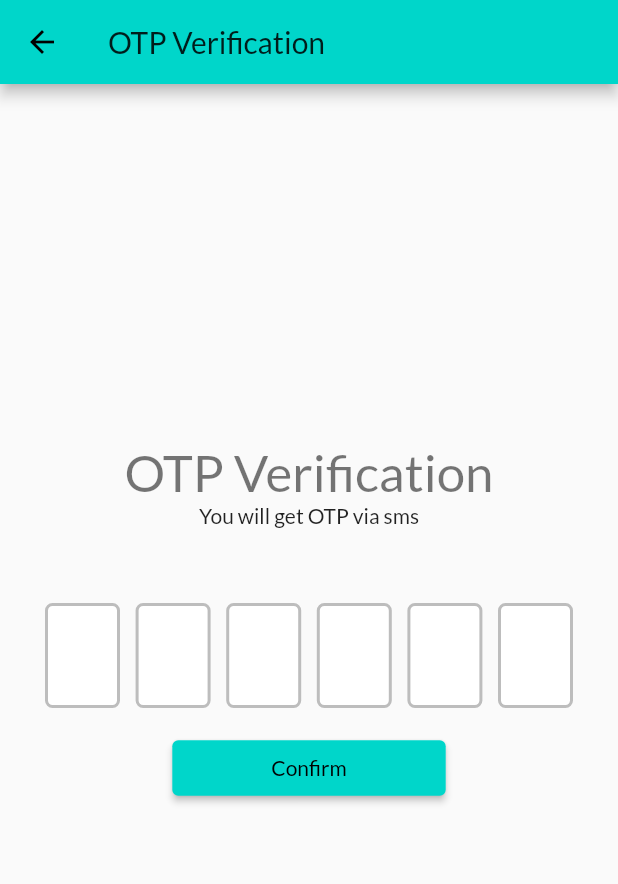
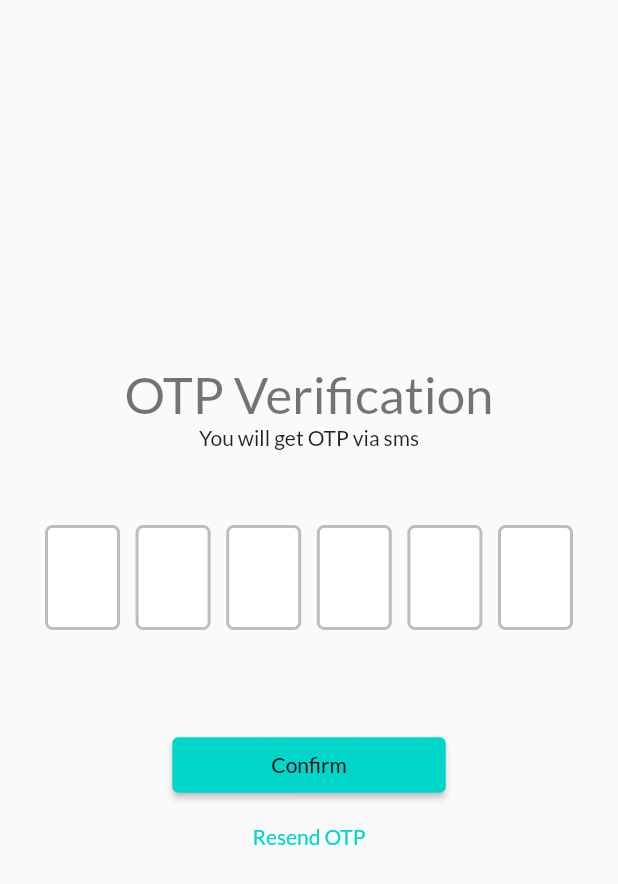
Before and after one commit to anuragarwalkar/cowin_app, a Flutter app: the LoginConfirmationScreen screen opened by its route, on a phone screen of 412 x 824 dp. Shown: the top 884 px of the screen. Run offline on Flutter 3.47's test engine with Material 2 defaults, Android fonts, the phone set to English and light mode, and no system bars; drawn by our look-alikes of pin_code_fields; our stand-ins replace shared_preferences; accounts and stored records are empty.

Commit message:
saved number

```diff
--- a/lib/screens/login_confirmation_screen.dart
+++ b/lib/screens/login_confirmation_screen.dart
@@ -52,12 +52,17 @@ class _LoginConfirmationScreenState extends State<LoginConfirmationScreen> {
 
   @override
   void initState() {
-    int phone = ls.getInt('phone');
-    if (phone != null) {
-      // generateOtp(phone).then((value) => null);
-    }
+    _getnerateOtp();
     _errorController = StreamController<ErrorAnimationType>();
     super.initState();
+  }
+
+  _getnerateOtp() async {
+    int phone = ls.getInt('phone');
+
+    if (phone != null && !ls.getIsLoginGen()) {
+      await generateOtp(phone);
+    }
   }
 
   _confirmOtp({Digest otp}) async {
@@ -82,9 +87,6 @@ class _LoginConfirmationScreenState extends State<LoginConfirmationScreen> {
   @override
   Widget build(BuildContext context) {
     return Scaffold(
-      appBar: AppBar(
-        title: Text('OTP Verification'),
-      ),
       body: Container(
         padding: EdgeInsets.all(30),
         child: Column(
@@ -108,6 +110,9 @@ class _LoginConfirmationScreenState extends State<LoginConfirmationScreen> {
               onCompleted: _onCompleted,
               hasError: _hasError,
             ),
+            SizedBox(
+              height: 50,
+            ),
             ElevatedButton(
               onPressed: _confirmOtp,
               child: Padding(
@@ -118,9 +123,10 @@ class _LoginConfirmationScreenState extends State<LoginConfirmationScreen> {
                 child: Text('Confirm'),
               ),
             ),
-            SizedBox(
-              height: 50,
-            ),
+            TextButton(
+              onPressed: _getnerateOtp,
+              child: Text('Resend OTP'),
+            )
           ],
         ),
       ),
--- a/lib/screens/login_screen.dart
+++ b/lib/screens/login_screen.dart
@@ -30,6 +30,7 @@ class _LoginScreenState extends State<LoginScreen> {
         var res = await generateOtp(phone);
         if (res) {
           await ls.setInt('phone', phone);
+          ls.setIsLogin();
           Navigator.of(context).pushNamed(LoginConfirmationScreen.routeName);
         }
       } catch (e) {
```
Also changed, not shown: lib/storage/localStorage.dart (+9 -0 lines).
